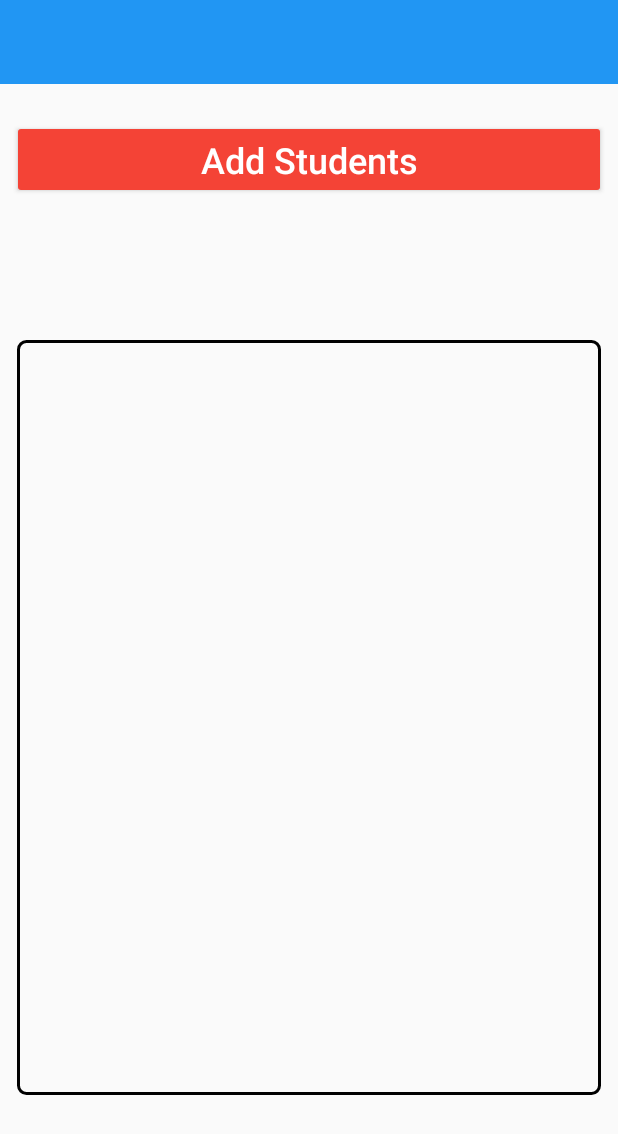
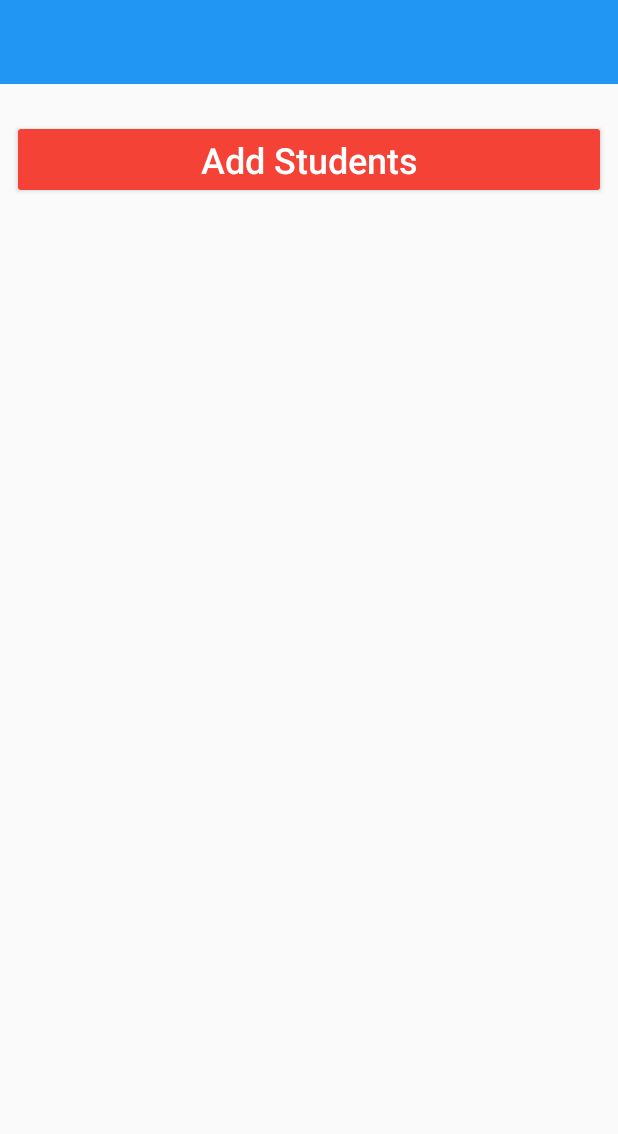
Before and after one commit to pradyotprksh/NewAttendanceAppFaculty, an Android app: the ProctorStudentList screen opened directly, with no data from a screen before it, on a phone screen of 412 x 824 dp. Shown: the top 1134 px of the screen. Run offline under Robolectric (Android 15) with nearby library versions, the phone set to English and light mode, and no system bars.

Commit message:
Proctor Work Still Going On

```diff
--- a/app/src/main/res/layout/activity_proctor_student_list.xml
+++ b/app/src/main/res/layout/activity_proctor_student_list.xml
@@ -36,13 +36,12 @@
 
     <android.support.v7.widget.RecyclerView
         android:id="@+id/studentList"
-        android:layout_width="389dp"
-        android:layout_height="503dp"
+        android:layout_width="0dp"
+        android:layout_height="0dp"
         android:layout_marginBottom="8dp"
         android:layout_marginEnd="8dp"
         android:layout_marginStart="8dp"
         android:layout_marginTop="8dp"
-        android:background="@drawable/border"
         app:layout_constraintBottom_toBottomOf="parent"
         app:layout_constraintEnd_toEndOf="parent"
         app:layout_constraintStart_toStartOf="parent"
```
Also changed, not shown: app/src/main/res/layout/activity_faculty_proctor_details.xml (+6 -6 lines).
